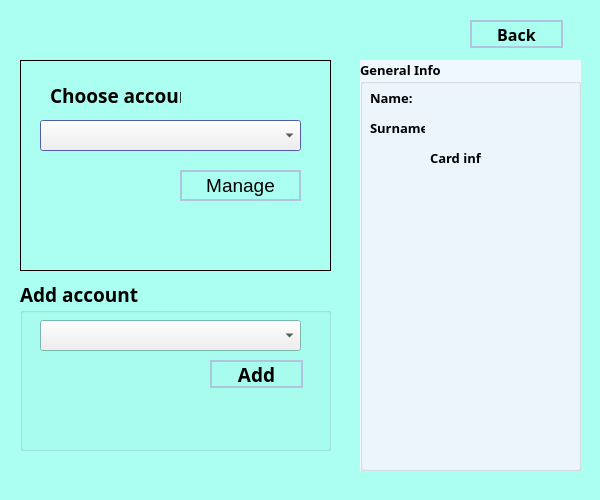
drakosvlad/vam-bank, file acountlistview.ui: the form before one commit.
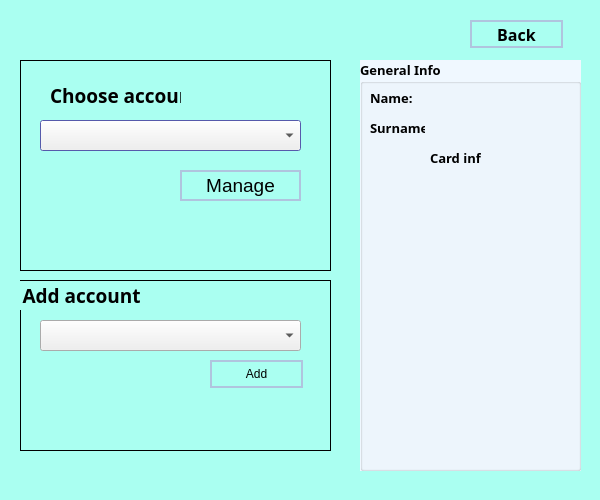
The form after the commit.

```diff
--- a/acountlistview.ui
+++ b/acountlistview.ui
@@ -451,6 +451,12 @@
      <height>171</height>
     </rect>
    </property>
+   <property name="styleSheet">
+    <string notr="true">QGroupBox {
+ border: 1px solid back;
+
+}</string>
+   </property>
    <property name="title">
     <string>Add account</string>
    </property>
```
